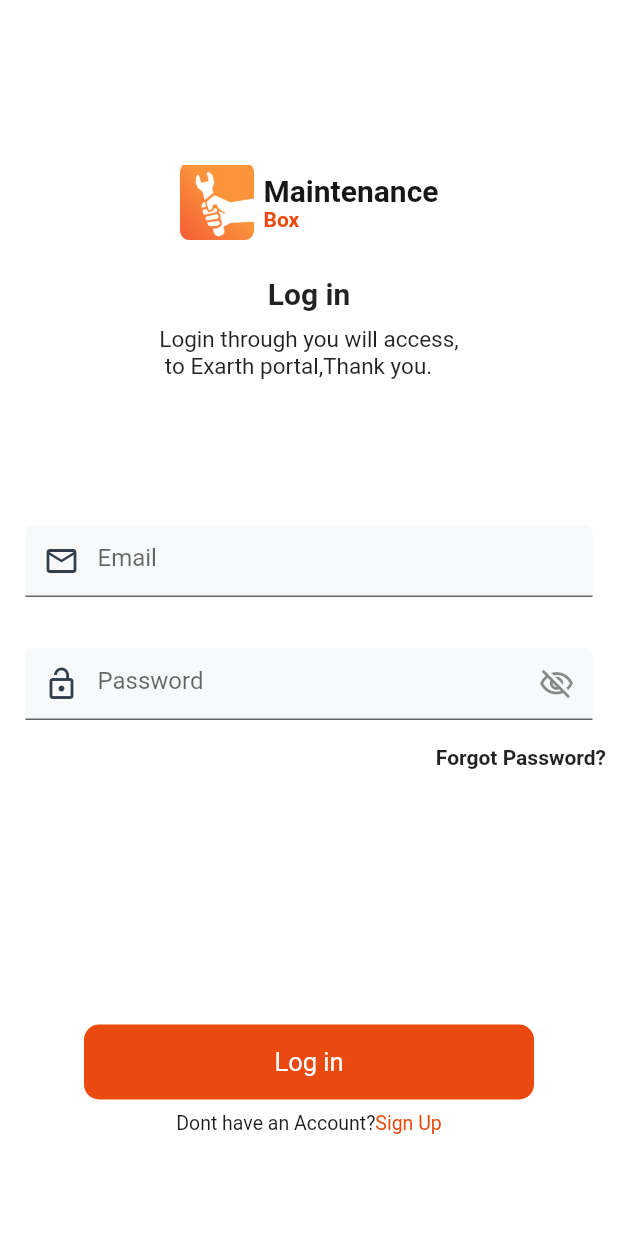
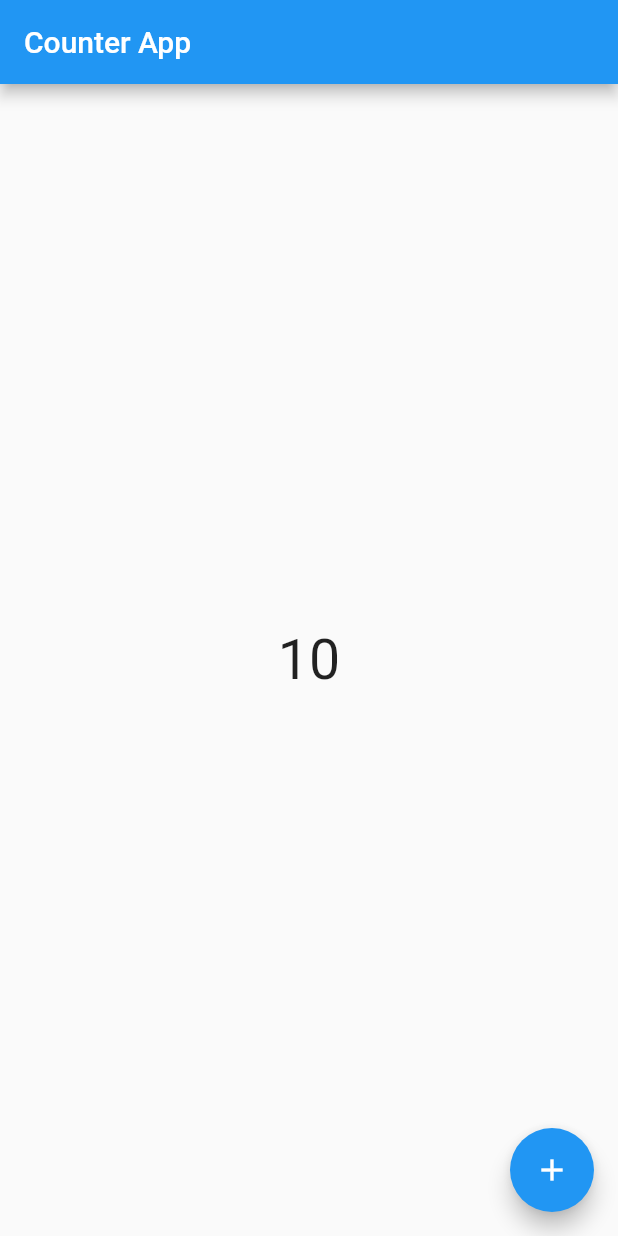
Before and after one commit to Exalter104/Login_UI, a Flutter app: the screen it shows after launch, on a phone screen of 412 x 824 dp. Run offline on Flutter 3.47's test engine with Material 2 defaults, Android fonts, the phone set to English and light mode, and no system bars; Roboto replaces fonts that are missing (Rubik Medium, Rubik Regular).

Commit message:
Adding Counter App

```diff
--- /dev/null
+++ b/lib/counter_app.dart
@@ -0,0 +1,40 @@
+import 'package:flutter/material.dart';
+
+class Counter extends StatefulWidget {
+  Counter({super.key});
+
+  @override
+  State<Counter> createState() => _CounterState();
+}
+
+class _CounterState extends State<Counter> {
+  int x = 10;
+
+  @override
+  Widget build(BuildContext context) {
+    return MaterialApp(
+        debugShowCheckedModeBanner: false,
+        home: Scaffold(
+          floatingActionButton: FloatingActionButton(
+            onPressed: () {
+              x++;
+              setState(() {});
+              print(x.toString());
+            },
+            child: const Icon(Icons.add),
+          ),
+          appBar: AppBar(
+              title: const Text(
+            "Counter App",
+          )),
+          body: SafeArea(
+            child: Center(
+              child: Text(
+                x.toString(),
+                style: const TextStyle(fontSize: 37),
+              ),
+            ),
+          ),
+        ));
+  }
+}
--- a/lib/login_ui.dart
+++ b/lib/login_ui.dart
@@ -1,7 +1,9 @@
 import 'package:flutter/material.dart';
 
+import 'counter_app.dart';
+
 void main() {
-  runApp(const MyApp());
+  runApp(Counter());
 }
 
 class MyApp extends StatelessWidget {
```
Also changed, not shown: lib/lottery_app.dart (added).
